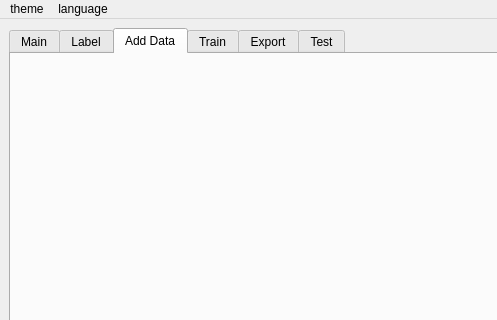
Old version of the form src/mainwindow.ui in the repository MRsoymilk/MyYolo; both pictures show x 0 to 497 and y 0 to 320 of the 800 by 600 pixel window.
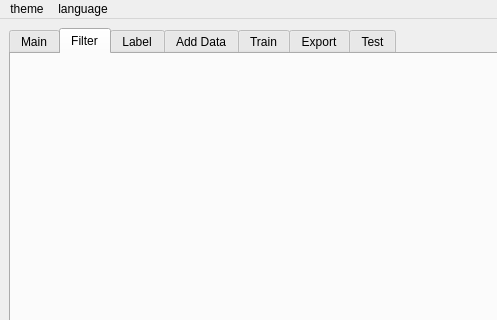
New version of the form.

Commit message: add widget Filter

The edit to the form file:
```diff
--- a/src/mainwindow.ui
+++ b/src/mainwindow.ui
@@ -18,7 +18,7 @@
     <item row="0" column="0">
      <widget class="QTabWidget" name="tabWidget">
       <property name="currentIndex">
-       <number>2</number>
+       <number>1</number>
       </property>
       <widget class="QWidget" name="tabMain">
        <attribute name="title">
@@ -54,6 +54,16 @@
         </item>
        </layout>
       </widget>
+      <widget class="QWidget" name="tabFilter">
+       <attribute name="title">
+        <string>Filter</string>
+       </attribute>
+       <layout class="QGridLayout" name="gridLayout_11">
+        <item row="0" column="0">
+         <layout class="QGridLayout" name="gLayFilter"/>
+        </item>
+       </layout>
+      </widget>
       <widget class="QWidget" name="tabLabel">
        <attribute name="title">
         <string>Label</string>
```
Left out of the diff: 2 changed lines with no effect on the pictures. The commit also changes 14 other files.
